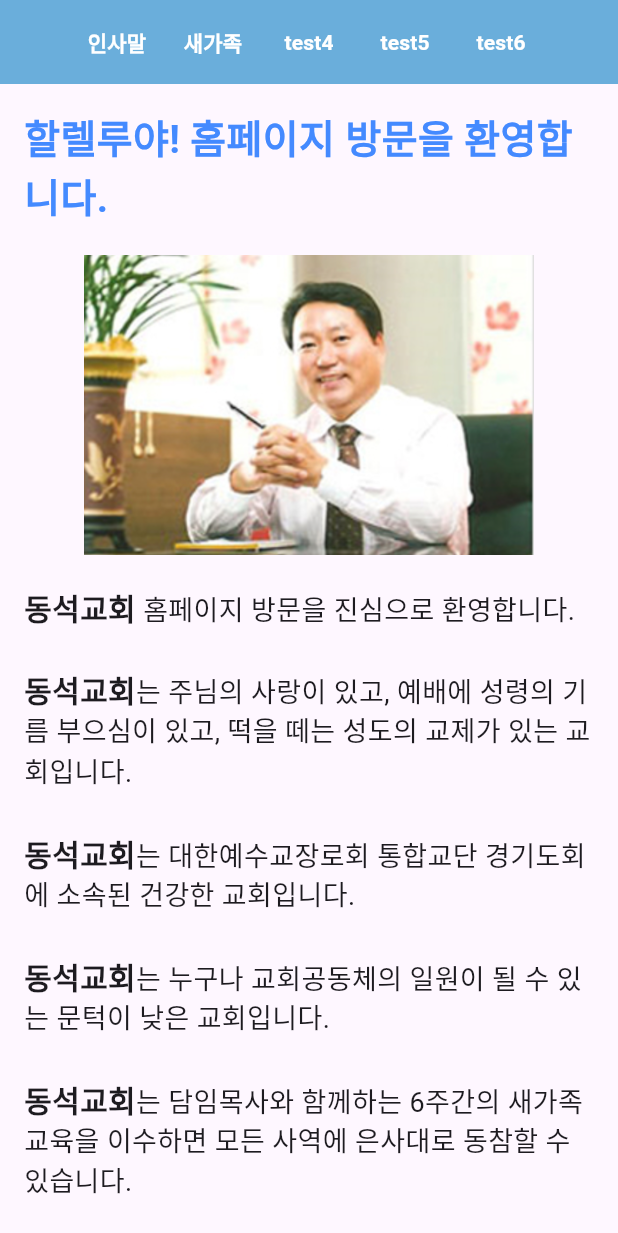
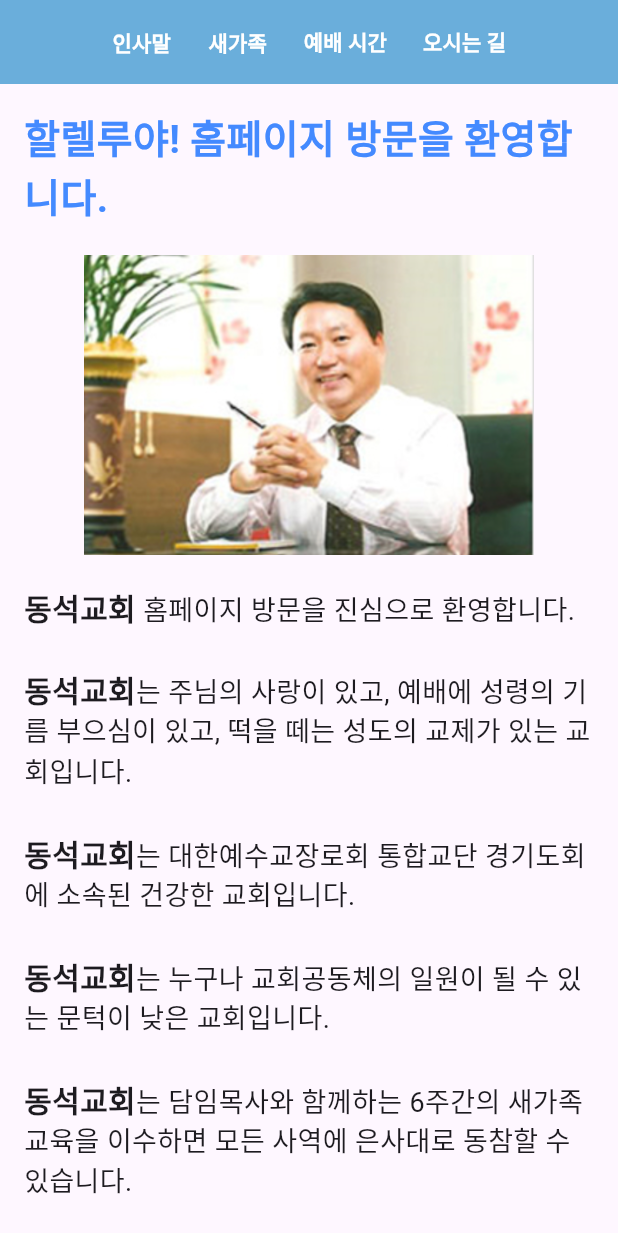
Before and after one commit to PhyeonWoo/chrc, a Flutter app: the screen it shows after launch, in the side drawer, after a tap on "환영합니다", on a phone screen of 412 x 824 dp. Shown: the top 1233 px of the screen. Run offline on Flutter 3.47's test engine with Material 3 defaults, Android fonts, the phone set to English and light mode, and no system bars; our stand-ins replace flutter_bloc, get.

Commit message:
feat : 환영 appbar 수정

```diff
--- a/lib/WelcomPage/welcom_appbar.dart
+++ b/lib/WelcomPage/welcom_appbar.dart
@@ -1,6 +1,7 @@
 import 'package:chrc/WelcomPage/directions_page.dart';
 import 'package:chrc/WelcomPage/greeing_page.dart';
 import 'package:chrc/WelcomPage/register_page.dart';
+import 'package:chrc/WelcomPage/time_page.dart';
 import 'package:flutter/material.dart';
 import 'package:get/get.dart';
 import 'package:get/get_core/src/get_main.dart';
@@ -36,18 +37,19 @@ class WelcomAppBar extends StatelessWidget implements PreferredSizeWidget {
                     style: TextStyle(color: Colors.white, fontWeight: FontWeight.bold)),
               ),
               TextButton(
-                onPressed: () {},
-                child: const Text("test4",
+                onPressed: () {
+                  Get.back();
+                  Get.to(() => WorshipSchedule());
+                },
+                child: const Text("예배 시간",
                     style: TextStyle(color: Colors.white, fontWeight: FontWeight.bold)),
               ),
               TextButton(
-                onPressed: () {},
-                child: const Text("test5",
-                    style: TextStyle(color: Colors.white, fontWeight: FontWeight.bold)),
-              ),
-              TextButton(
-                onPressed: () {},
-                child: const Text("test6",
+                onPressed: () {
+                  Get.back();
+                  Get.to(() => Directions());
+                },
+                child: const Text("오시는 길",
                     style: TextStyle(color: Colors.white, fontWeight: FontWeight.bold)),
               ),
             ],
```
